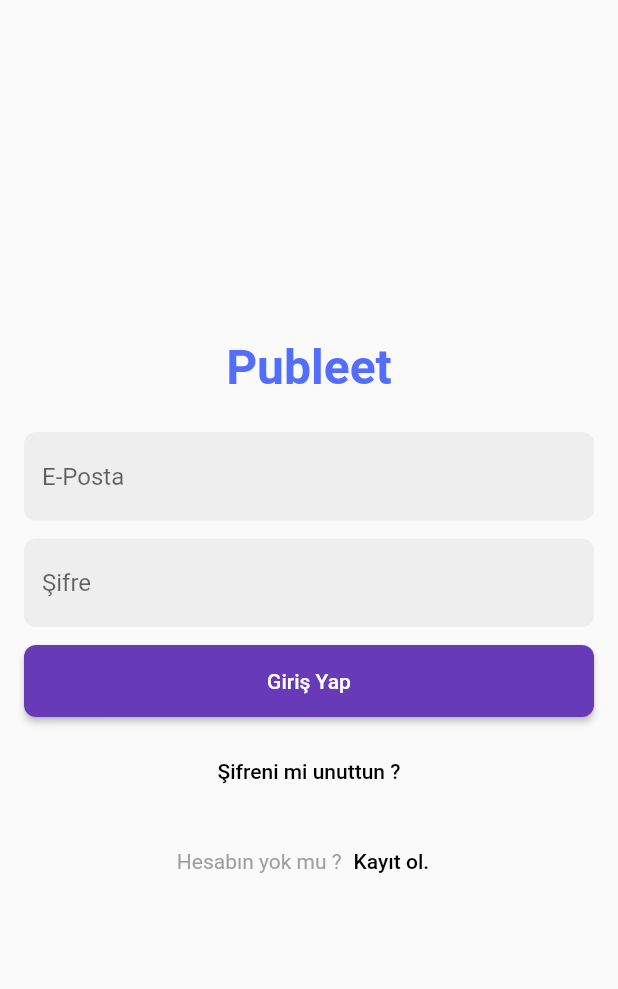
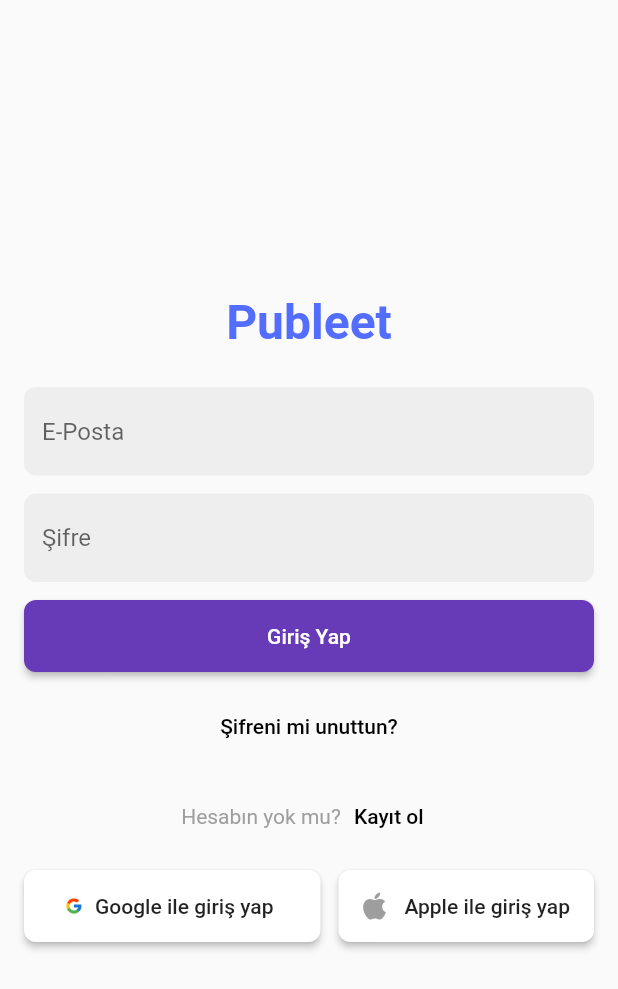
Before and after one commit to emircancavusoglu/publeet1, a Flutter app: the screen it shows after launch, on a phone screen of 412 x 824 dp. Shown: the top 989 px of the screen. Run offline on Flutter 3.47's test engine with Material 2 defaults, Android fonts, the phone set to English and light mode, and no system bars; our stand-ins replace cloud_firestore, firebase_auth, firebase_core, fluttertoast, geocoding, geolocator and 1 more; accounts and stored records are empty.

Commit message:
add to design for sign in google and apple

```diff
--- a/lib/confirm_email_register.dart
+++ b/lib/confirm_email_register.dart
@@ -47,7 +47,7 @@ class ConfirmEmailRegister extends StatelessWidget {
               onPressed: () {
                 AuthServices().signUp(email: register.emailController.text, password: register.passwordController.text);
               },
-              child: const Text('Kayıt Ol'),
+              child: const Text('Gönder'),
             ),
           ],
         ),
--- a/lib/login_screen.dart
+++ b/lib/login_screen.dart
@@ -2,7 +2,6 @@ import 'package:flutter/material.dart';
 import 'package:publeet1/forget_password.dart';
 import 'package:publeet1/services/auth_services.dart';
 import 'package:publeet1/sign_register_form.dart';
-import 'package:firebase_auth/firebase_auth.dart';
 import 'selection_screen.dart';
 
 class LoginScreen extends StatefulWidget {
@@ -21,7 +20,6 @@ class _LoginScreenState extends State<LoginScreen> {
       context,
       MaterialPageRoute(builder: (context) => const SelectionScreen()),
     ).then((value) {
-      // Ekran değiştikten sonra burası çalışır
       userNameController.clear();
       passwordController.clear();
     });
@@ -40,7 +38,7 @@ class _LoginScreenState extends State<LoginScreen> {
               style: TextStyle(
                 fontSize: 32,
                 fontWeight: FontWeight.bold,
-                color: Colors.indigoAccent
+                color: Colors.indigoAccent,
               ),
             ),
             const SizedBox(height: 24),
@@ -73,10 +71,14 @@ class _LoginScreenState extends State<LoginScreen> {
             const SizedBox(height: 12),
             ElevatedButton(
               onPressed: () {
-                AuthServices().signIn(context,email: userNameController.text, password: passwordController.text);
+                AuthServices().signIn(
+                  context,
+                  email: userNameController.text,
+                  password: passwordController.text,
+                );
                 userNameController.clear();
                 passwordController.clear();
-                },
+              },
               style: ElevatedButton.styleFrom(
                 minimumSize: const Size(double.infinity, 48),
                 backgroundColor: Colors.deepPurple,
@@ -89,10 +91,13 @@ class _LoginScreenState extends State<LoginScreen> {
             const SizedBox(height: 12),
             TextButton(
               onPressed: () {
-                Navigator.push(context, MaterialPageRoute(builder: (context) => const ForgetPassword(),));
+                Navigator.push(
+                  context,
+                  MaterialPageRoute(builder: (context) => const ForgetPassword()),
+                );
               },
               child: const Text(
-                "Şifreni mi unuttun ?",
+                "Şifreni mi unuttun?",
                 style: TextStyle(
                   color: Colors.black,
                 ),
@@ -103,19 +108,73 @@ class _LoginScreenState extends State<LoginScreen> {
               mainAxisAlignment: MainAxisAlignment.center,
               children: [
                 const Text(
-                  "Hesabın yok mu ?",
+                  "Hesabın yok mu?",
                   style: TextStyle(
                     color: Colors.grey,
                   ),
                 ),
                 TextButton(
                   onPressed: () {
-                    Navigator.push(context, MaterialPageRoute(builder: (context) => const UserRegistrationScreen(),));
+                    Navigator.push(
+                      context,
+                      MaterialPageRoute(builder: (context) => const UserRegistrationScreen()),
+                    );
                   },
                   child: const Text(
-                    "Kayıt ol.",
+                    "Kayıt ol",
                     style: TextStyle(
                       color: Colors.black,
+                    ),
+                  ),
+                ),
+              ],
+            ),
+            const SizedBox(height: 12),
+            Row(
+              mainAxisAlignment: MainAxisAlignment.center,
+              children: [
+                Expanded(
+                  child: ElevatedButton.icon(
+                    onPressed: () {
+                      // Handle Google login here
+                    },
+                    icon: Image.asset(
+                      'assets/google.png',
+                      height: 12,
+                      width: 12,
+                    ),
+                    label: const Text(
+                      'Google ile giriş yap',
+                      style: TextStyle(
+                        color: Colors.black87,
+                      ),
+                    ),
+                    style: ElevatedButton.styleFrom(
+                      minimumSize: const Size(48, 48),
+                      backgroundColor: Colors.white,
+                      shape: RoundedRectangleBorder(
+                        borderRadius: BorderRadius.circular(8.0),
+                      ),
+                    ),
+                  ),
+                ),
+                const SizedBox(width: 12),
+                ElevatedButton.icon(
+                  onPressed: () {
+                    // Handle Apple login here
+                  },
+                  icon: const Icon(Icons.apple,color: Colors.grey,),
+                  label: const Text(
+                    'Apple ile giriş yap',
+                    style: TextStyle(
+                      color: Colors.black87,
+                    ),
+                  ),
+                  style: ElevatedButton.styleFrom(
+                    minimumSize: const Size(48, 48),
+                    backgroundColor: Colors.white,
+                    shape: RoundedRectangleBorder(
+                      borderRadius: BorderRadius.circular(8.0),
                     ),
                   ),
                 ),
```
Also changed, not shown: pubspec.yaml (+3 -4 lines), assets/google.png (added).
